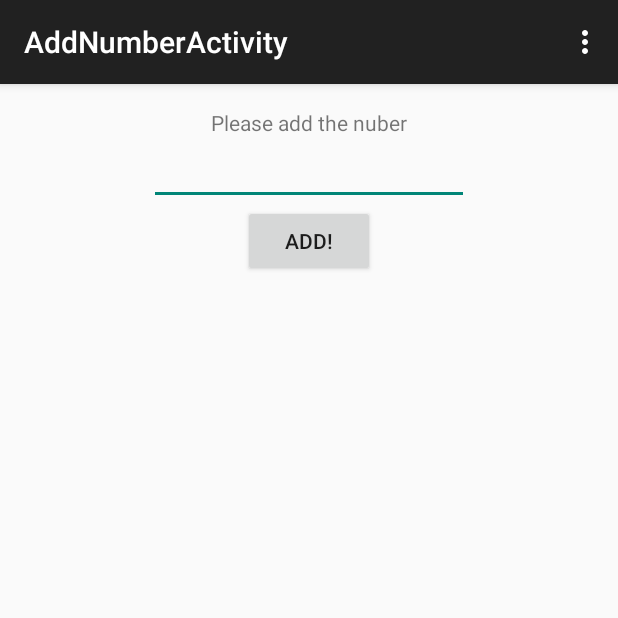
After one commit to Etengle/Android-Fellow-Alarm-App, an Android app: the AddNumberActivity screen opened directly, with no data from a screen before it, on a phone screen of 412 x 824 dp, the top half of it. The commit adds this screen. Run offline under Robolectric (Android 15) with nearby library versions, the phone set to English and light mode, and no system bars.

Commit message:
add number by activity

```diff
--- /dev/null
+++ b/app/src/main/java/netdb/courses/softwarestudio/labs/pushnotification/AddNumberActivity.java
@@ -0,0 +1,78 @@
+package netdb.courses.softwarestudio.labs.pushnotification;
+
+import android.support.v7.app.ActionBarActivity;
+import android.os.Bundle;
+import android.view.Menu;
+import android.view.MenuItem;
+import android.view.View;
+import android.widget.Button;
+import android.widget.EditText;
+import android.widget.TextView;
+
+import netdb.courses.softwarestudio.labs.pushnotification.R;
+
+public class AddNumberActivity extends ActionBarActivity {
+
+
+    private EditText input;
+    private Button btn;
+    private static String PhoneNumber = "0";
+    public static final int REQUEST_CODE = 1;
+
+
+
+    @Override
+    protected void onCreate(Bundle savedInstanceState) {
+        super.onCreate(savedInstanceState);
+        setContentView(R.layout.activity_add_number);
+
+        //input = (EditText) findViewById(R.id.editText3);
+
+        input = (EditText) findViewById(R.id.editText3);
+        btn = (Button) findViewById(R.id.button2);
+
+
+
+        btn.setOnClickListener(new Button.OnClickListener() {
+            @Override
+            public void onClick(View v) {
+                //public static final int TYPE_MOBILE;
+                PhoneNumber = input.getText().toString();
+                AddNumberActivity.this.getIntent().putExtra("PhoneNumber", PhoneNumber);
+                AddNumberActivity.this.setResult(RESULT_OK, AddNumberActivity.this.getIntent());
+                AddNumberActivity.this.finish();
+
+            }
+        });
+
+
+    }
+
+
+    @Override
+    public boolean onCreateOptionsMenu(Menu menu) {
+        // Inflate the menu; this adds items to the action bar if it is present.
+        getMenuInflater().inflate(R.menu.menu_add_number, menu);
+        return true;
+    }
+
+    @Override
+    public boolean onOptionsItemSelected(MenuItem item) {
+        // Handle action bar item clicks here. The action bar will
+        // automatically handle clicks on the Home/Up button, so long
+        // as you specify a parent activity in AndroidManifest.xml.
+        int id = item.getItemId();
+
+
+
+
+
+
+        //noinspection SimplifiableIfStatement
+        if (id == R.id.action_settings) {
+            return true;
+        }
+
+        return super.onOptionsItemSelected(item);
+    }
+}
--- a/app/src/main/java/netdb/courses/softwarestudio/labs/pushnotification/MainActivity.java
+++ b/app/src/main/java/netdb/courses/softwarestudio/labs/pushnotification/MainActivity.java
@@ -246,6 +246,12 @@ public class MainActivity extends ActionBarActivity implements GoogleApiClient.C
                 return true;
             case R.id.action_check:
                 Toast.makeText(this, "Chosen phone number: " + PhoneNumber, Toast.LENGTH_SHORT).show();
+            case R.id.action_add:
+
+                Intent intent3 = new Intent(this, AddNumberActivity.class);
+                Toast.makeText(getApplicationContext(),"Add number to call",Toast.LENGTH_SHORT).show();
+                startActivityForResult(intent3, AddNumberActivity.REQUEST_CODE);
+                return true;
             default:
                 return super.onOptionsItemSelected(item);
         }
--- /dev/null
+++ b/app/src/main/res/layout/activity_add_number.xml
@@ -0,0 +1,33 @@
+<RelativeLayout xmlns:android="http://schemas.android.com/apk/res/android"
+    xmlns:tools="http://schemas.android.com/tools" android:layout_width="match_parent"
+    android:layout_height="match_parent" android:paddingLeft="@dimen/activity_horizontal_margin"
+    android:paddingRight="@dimen/activity_horizontal_margin"
+    android:paddingTop="@dimen/activity_vertical_margin"
+    android:paddingBottom="@dimen/activity_vertical_margin"
+    tools:context="netdb.courses.softwarestudio.labs.pushnotification.AddNumberActivity">
+
+    <EditText
+        android:layout_width="wrap_content"
+        android:layout_height="wrap_content"
+        android:inputType="phone"
+        android:ems="10"
+        android:id="@+id/editText3"
+        android:layout_below="@+id/textView"
+        android:layout_centerHorizontal="true" />
+
+    <TextView
+        android:layout_width="wrap_content"
+        android:layout_height="wrap_content"
+        android:text="Please add the nuber"
+        android:id="@+id/textView"
+        android:layout_alignParentTop="true"
+        android:layout_centerHorizontal="true" />
+
+    <Button
+        android:layout_width="wrap_content"
+        android:layout_height="wrap_content"
+        android:text="Add!"
+        android:id="@+id/button2"
+        android:layout_below="@+id/editText3"
+        android:layout_centerHorizontal="true" />
+</RelativeLayout>
--- /dev/null
+++ b/app/src/main/res/menu/menu_add_number.xml
@@ -0,0 +1,7 @@
+<menu xmlns:android="http://schemas.android.com/apk/res/android"
+    xmlns:app="http://schemas.android.com/apk/res-auto"
+    xmlns:tools="http://schemas.android.com/tools"
+    tools:context="netdb.courses.softwarestudio.labs.pushnotification.AddNumberActivity">
+    <item android:id="@+id/action_settings" android:title="@string/action_settings"
+        android:orderInCategory="100" app:showAsAction="never" />
+</menu>
--- a/app/src/main/res/menu/menu_main.xml
+++ b/app/src/main/res/menu/menu_main.xml
@@ -20,6 +20,12 @@
         android:icon="@drawable/ic_action_content_add_circle_outline"
         android:title="@string/add"
         app:showAsAction="never"/>-->
+    <item
+
+        android:id="@+id/action_add"
+        android:icon="@drawable/ic_action_content_add_circle_outline"
+        android:title="Add Number"
+        app:showAsAction="always"/>
 
 
 
--- a/app/src/main/res/values/strings.xml
+++ b/app/src/main/res/values/strings.xml
@@ -14,5 +14,6 @@
     <string name="set_snooze">Set Snooze</string>
     <string name="now">Now: </string>
     <string name="settime">Set alarm time:</string>
+    <string name="title_activity_add_number">AddNumberActivity</string>
 
 </resources>
```
Also changed, not shown: app/src/main/AndroidManifest.xml (+27 -17 lines), 1 other file.
